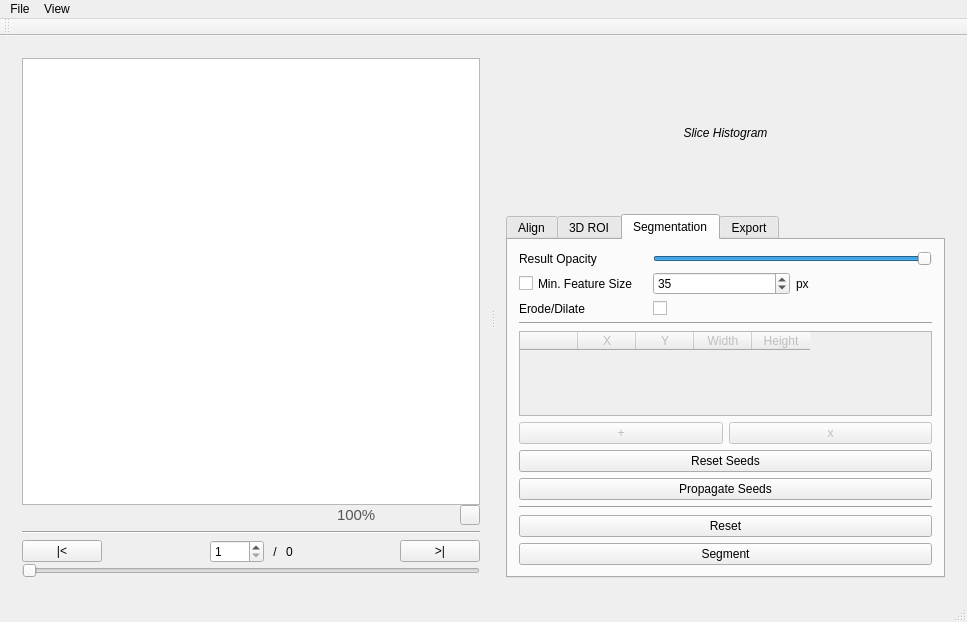
Above: mainwindow.ui from prsousa/TomSeg before the change. Below: the same form after it.
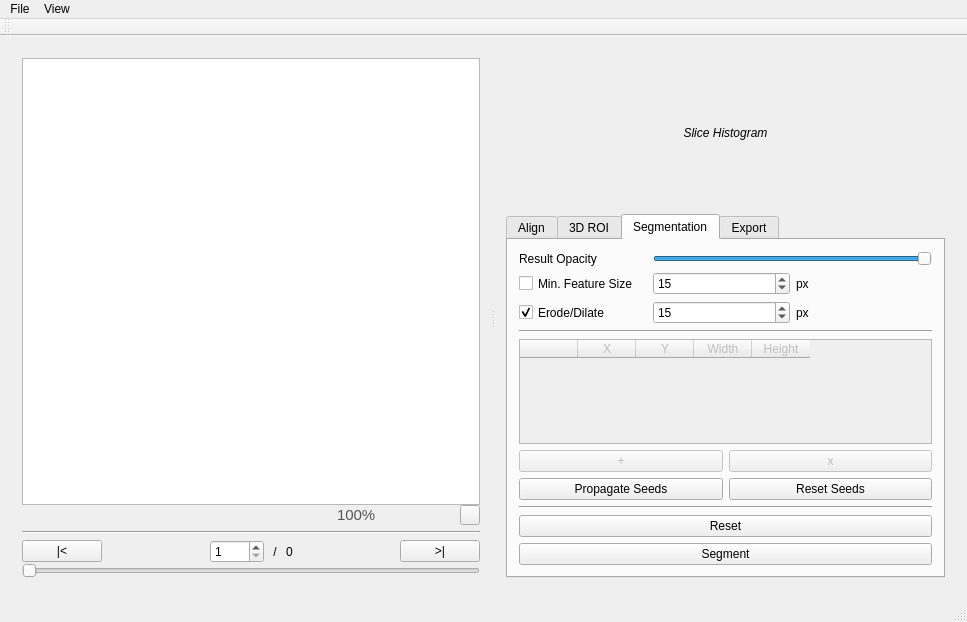
That is the form after the change. Icons and pictures are not drawn.

Commit message: Size of Morphological Filtering is now configurable

What changed in the file:
```diff
--- a/mainwindow.ui
+++ b/mainwindow.ui
@@ -884,7 +884,7 @@
                    <number>5</number>
                   </property>
                   <property name="value">
-                   <number>35</number>
+                   <number>15</number>
                   </property>
                  </widget>
                 </item>
@@ -898,13 +898,6 @@
                </layout>
               </item>
               <item row="2" column="0">
-               <widget class="QLabel" name="label_4">
-                <property name="text">
-                 <string>Erode/Dilate</string>
-                </property>
-               </widget>
-              </item>
-              <item row="2" column="1">
                <widget class="QCheckBox" name="morphologicalCheckBox">
                 <property name="sizePolicy">
                  <sizepolicy hsizetype="Minimum" vsizetype="Expanding">
@@ -913,10 +906,37 @@
                  </sizepolicy>
                 </property>
                 <property name="text">
-                 <string/>
+                 <string>Erode/Dilate</string>
+                </property>
+                <property name="checked">
+                 <bool>true</bool>
                 </property>
                </widget>
               </item>
+              <item row="2" column="1">
+               <layout class="QHBoxLayout" name="horizontalLayout_16">
+                <item>
+                 <widget class="QSpinBox" name="morphologicalSizeSpinBox">
+                  <property name="maximum">
+                   <number>150</number>
+                  </property>
+                  <property name="singleStep">
+                   <number>5</number>
+                  </property>
+                  <property name="value">
+                   <number>15</number>
+                  </property>
+                 </widget>
+                </item>
+                <item>
+                 <widget class="QLabel" name="label_4">
+                  <property name="text">
+                   <string>px</string>
+                  </property>
+                 </widget>
+                </item>
+               </layout>
+              </item>
              </layout>
             </item>
             <item>
@@ -1007,18 +1027,22 @@
              </layout>
             </item>
             <item>
-             <widget class="QPushButton" name="resetSeedsButton">
-              <property name="text">
-               <string>Reset Seeds</string>
-              </property>
-             </widget>
-            </item>
-            <item>
-             <widget class="QPushButton" name="propagateSeedsButton">
-              <property name="text">
-               <string>Propagate Seeds</string>
-              </property>
-             </widget>
+             <layout class="QHBoxLayout" name="horizontalLayout_2">
+              <item>
+               <widget class="QPushButton" name="propagateSeedsButton">
+                <property name="text">
+                 <string>Propagate Seeds</string>
+                </property>
+               </widget>
+              </item>
+              <item>
+               <widget class="QPushButton" name="resetSeedsButton">
+                <property name="text">
+                 <string>Reset Seeds</string>
+                </property>
+               </widget>
+              </item>
+             </layout>
             </item>
             <item>
              <widget class="Line" name="horizontalLine">
```
The commit also changes 6 other files.
